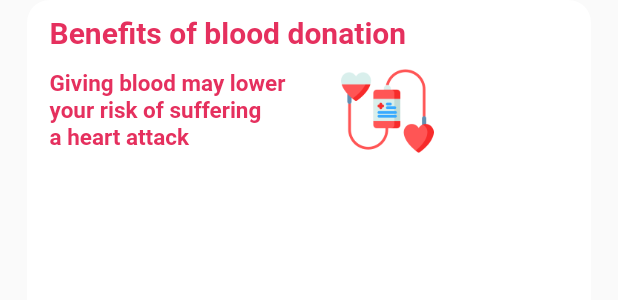
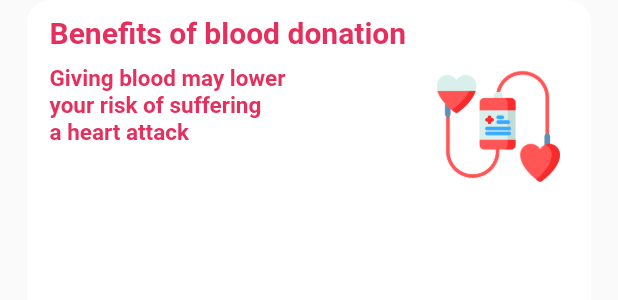
Before and after one commit to Ahmed-Allawy/blood_bank, a Flutter app: the BloodInfo widget shown alone on an empty page, opened directly, on a phone screen of 412 x 824 dp. Shown: the top 300 px of the screen. Run offline on Flutter 3.47's test engine with Material 2 defaults, Android fonts, the phone set to English and light mode, and no system bars; our stand-ins replace device_preview, dots_indicator, get, intl_phone_field, shared_preferences; missing offline and left inert: flutter_carousel_slider; accounts and stored records are empty; network calls fail; Roboto replaces fonts that are missing (Poppins).

Commit message:
improve responsivity and sliderTransitionTime of ifno cards

```diff
--- a/lib/view/presentation/auth/login/login.dart
+++ b/lib/view/presentation/auth/login/login.dart
@@ -112,11 +112,14 @@ class _LogInState extends State<LogIn> {
                         login(phoneNumber, passwordController.text)
                             .then((value) {
                           if (value) {
+                            isAdmin().then((value) {
+                              if (!value) {
                                 getUserInfo().then((value) {
                                   setState(() {
                                     userdata = value;
                                     CacheHelper.saveData(
-                                    key: 'userEmail', value: userdata.email);
+                                        key: 'userEmail',
+                                        value: userdata.email);
                                     CacheHelper.saveData(
                                         key: 'userPhoneNumber',
                                         value: userdata.phoneNum);
@@ -130,7 +133,7 @@ class _LogInState extends State<LogIn> {
                                         value: userdata.bloodGroup);
                                   });
                                 });
-                            isAdmin().then((value) {
+                              }
                               value
                                   ? Get.to(() => const BloodBankView(),
                                       transition: Transition.rightToLeft,
--- a/lib/view/shared/component/components.dart
+++ b/lib/view/shared/component/components.dart
@@ -39,18 +39,20 @@ class GeneralcustomButton extends StatelessWidget {
 }
 
 class BloodInfo extends StatelessWidget {
-  const BloodInfo({super.key, this.text, this.image});
+  const BloodInfo({Key? key, this.text, this.image}) : super(key: key);
+
   final String? text;
   final String? image;
+
   @override
   Widget build(BuildContext context) {
-    LayoutSize().init(context);
     return Padding(
       padding: const EdgeInsets.symmetric(horizontal: 18),
       child: Container(
         decoration: const BoxDecoration(
           color: anotherColor,
-            borderRadius: BorderRadius.all(Radius.circular(15))),
+          borderRadius: BorderRadius.all(Radius.circular(15)),
+        ),
         child: Padding(
           padding: const EdgeInsets.only(left: 15, top: 10),
           child: Column(
@@ -66,10 +68,12 @@ class BloodInfo extends StatelessWidget {
                 ),
                 textAlign: TextAlign.left,
               ),
-              Padding(
-                padding: const EdgeInsets.only(top: 10, bottom: 10),
-                child: Row(children: <Widget>[
-                  Text(
+              const SizedBox(height: 10),
+              Row(
+                crossAxisAlignment: CrossAxisAlignment.start,
+                children: <Widget>[
+                  Expanded(
+                    child: Text(
                       text!,
                       style: const TextStyle(
                         fontWeight: FontWeight.bold,
@@ -79,12 +83,14 @@ class BloodInfo extends StatelessWidget {
                       ),
                       textAlign: TextAlign.left,
                     ),
+                  ),
+                  const SizedBox(width: 10),
                   Image.asset(
                     image!,
-                    width: 0.33 * LayoutSize.layoutValue!,
-                    height: LayoutSize.layoutValue! * 0.15,
+                    width: MediaQuery.of(context).size.width * 0.3,
+                    height: MediaQuery.of(context).size.height * 0.1,
                   ),
-                ]),
+                ],
               ),
             ],
           ),
```
Also changed, not shown: lib/view/presentation/Blood_Request/widgets/blood_request_view_body.dart (+0 -7 lines). Lines whose indentation alone changed are shown as unchanged.
